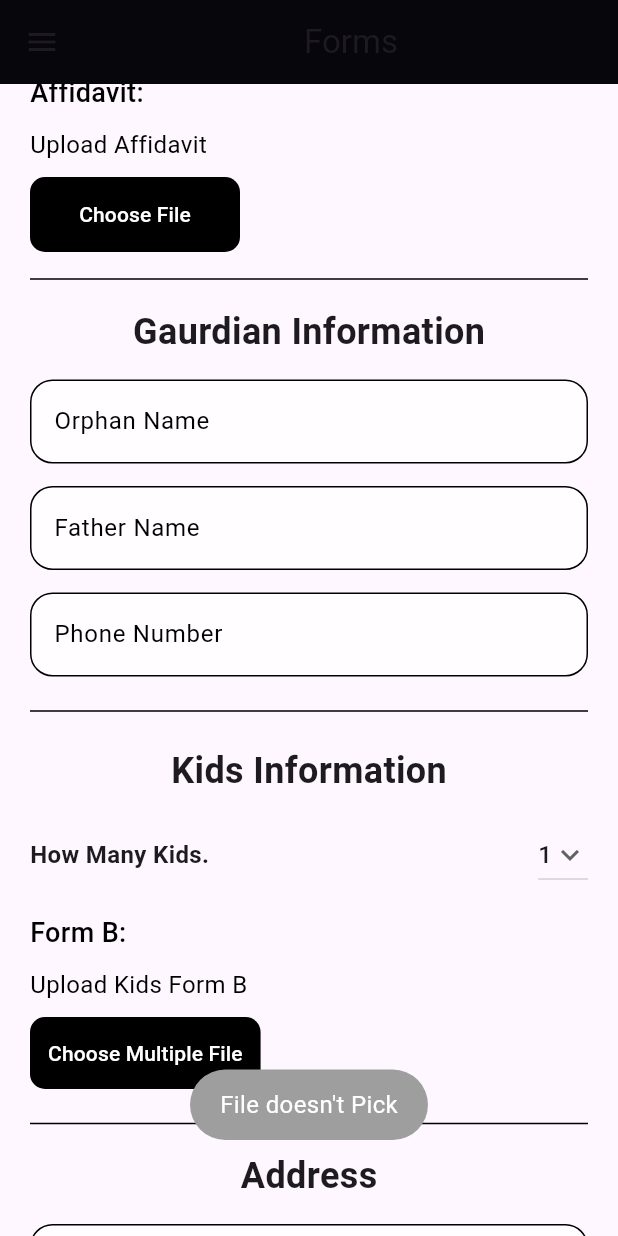
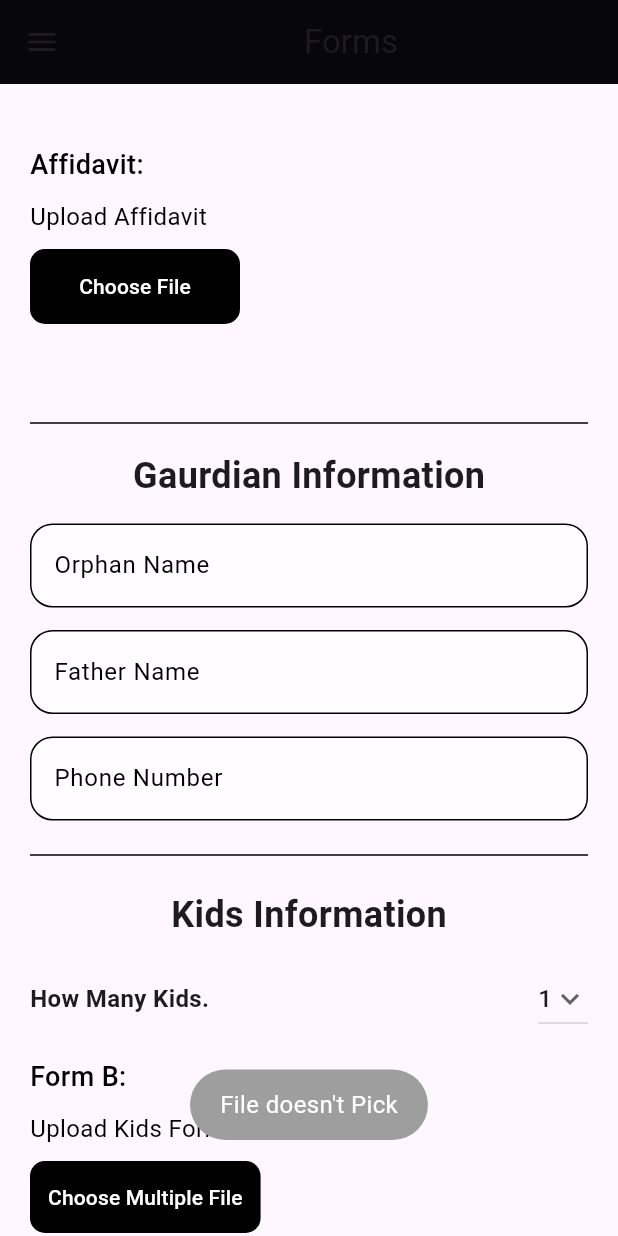
Before and after one commit to Abdulnasir-w/Final_Year_Project, a Flutter app: the FormsScreen screen opened directly, scrolled down 576 dp, after a tap on "Choose File", on a phone screen of 412 x 824 dp. Run offline on Flutter 3.47's test engine with Material 3 defaults, Android fonts, the light colour scheme and no system bars; our stand-ins replace animated_text_kit, carousel_slider, file_picker, flutter_svg, fluttertoast, photo_view; missing offline and left inert: flutter_image_stack, flutter_pdfview.

Commit message:
fixed bugs

```diff
--- a/lib/Components/drawer.dart
+++ b/lib/Components/drawer.dart
@@ -2,7 +2,7 @@
 import 'package:orphankor/Screens/mission_goals.dart';
 import '../Screens/aboutscreen.dart';
 import '../Screens/contact.dart';
-import '../Screens/form.dart';
+import '../Screens/Form/form.dart';
 import '../Screens/gallery.dart';
 import '../Screens/home_screen.dart';
 
--- a/lib/Components/drop_down_button.dart
+++ b/lib/Components/drop_down_button.dart
@@ -1,7 +1,7 @@
 import 'package:flutter/material.dart';
 
 class MyDropDownButton extends StatefulWidget {
-  final Function onValueChanged;
+  final Function(String) onValueChanged;
   const MyDropDownButton({super.key, required this.onValueChanged});
 
   @override
@@ -9,7 +9,7 @@
 }
 
 class _MyDropDownButtonState extends State<MyDropDownButton> {
-  String selectedValue = '1';
+  String selectedDropdownValue = '1';
   List<String> options = ['1', '2', '3', '4', '5', '6', '7'];
   @override
   Widget build(BuildContext context) {
@@ -24,11 +24,11 @@
       }).toList(),
       onChanged: (String? newValue) {
         setState(() {
-          selectedValue = newValue ?? '';
-          widget.onValueChanged(selectedValue); // Handle null case
+          selectedDropdownValue = newValue!;
         });
+        widget.onValueChanged(selectedDropdownValue);
       },
-      value: selectedValue, // Set the selected value
+      value: selectedDropdownValue, // Set the selected value
     );
   }
 }
--- a/lib/Components/file_picker.dart
+++ b/lib/Components/file_picker.dart
@@ -1,5 +1,6 @@
 import 'package:file_picker/file_picker.dart';
 import 'package:flutter/material.dart';
+import 'package:orphankor/Screens/Form/file_list.dart';
 import 'package:orphankor/Utils/flutter_toast.dart';
 
 class SingleFilePicker extends StatefulWidget {
@@ -12,11 +13,13 @@
 
 class _FormButtonState extends State<SingleFilePicker> {
   String fileName = '';
-  //String extension = '';
-  //List<int> bytes = [];
+  List<Map<String, dynamic>> fileInfos = [];
+
   @override
   Widget build(BuildContext context) {
-    return Row(
+    return Column(
+      children: [
+        Row(
           mainAxisAlignment: MainAxisAlignment.spaceBetween,
           children: [
             Container(
@@ -34,13 +37,26 @@
                 ),
               ),
             ),
-        SingleChildScrollView(
-          scrollDirection: Axis.horizontal,
+          ],
+        ),
+        Row(
+          children: [
+            TextButton(
+              onPressed: () {
+                Navigator.push(
+                    context,
+                    MaterialPageRoute(
+                        builder: (context) => FileListScreen(fileInfos)));
+              },
               child: Text(
                 fileName,
                 style: const TextStyle(
-                color: Colors.black, fontSize: 16, fontWeight: FontWeight.bold),
+                    color: Colors.black,
+                    fontSize: 16,
+                    fontWeight: FontWeight.bold),
               ),
+            ),
+          ],
         ),
       ],
     );
@@ -49,7 +65,7 @@
   void _picker() async {
     FilePickerResult? result = await FilePicker.platform.pickFiles(
       type: FileType.custom,
-      allowedExtensions: ['jpg', 'png', 'pdf', 'doc'],
+      allowedExtensions: ['jpg', 'png', 'pdf'],
       allowMultiple: false,
     );
 
@@ -60,9 +76,16 @@
         'fileName': file.name,
         'filePath': file.path,
       });
+
       ToastUtils.showToast("File is Pick");
       setState(() {
         fileName = file.name;
+        fileInfos = [
+          {
+            "fileName": file.name,
+            "filePath": file.path,
+          }
+        ];
       });
     } else {
       ToastUtils.showToast("File doesn't Pick");
--- a/lib/Screens/form.dart
+++ b/lib/Screens/Form/form.dart
@@ -1,5 +1,3 @@
-import 'dart:io';
-
 import 'package:flutter/material.dart';
 import 'package:orphankor/Components/button.dart';
 import 'package:orphankor/Components/drawer.dart';
@@ -34,7 +32,8 @@
     List<Map<String, dynamic>> deathCertificate = [];
     List<Map<String, dynamic>> affidavte = [];
     List<Map<String, dynamic>> multipleSelectedFiles = [];
-    String selectedDropdownValue = '1';
+    String selectedDropdownValue = '';
+    //print("updated $selectedDropdownValue");
 
     return Scaffold(
       appBar: AppBar(
@@ -301,11 +300,7 @@
                     //Drop down menu of Kids
                     MyDropDownButton(
                       onValueChanged: (value) {
-                        setState(
-                          () {
-                            selectedDropdownValue = value;
-                          },
-                        );
+                        selectedDropdownValue = value;
                       },
                     ),
                   ],
--- a/lib/Screens/home_screen.dart
+++ b/lib/Screens/home_screen.dart
@@ -5,7 +5,7 @@
 import 'package:orphankor/Screens/gallery.dart';
 import 'package:orphankor/Screens/mission_goals.dart';
 import '../Components/custom_container.dart';
-import 'form.dart';
+import 'Form/form.dart';
 
 class HomeScreen extends StatelessWidget {
   const HomeScreen({super.key});
--- a/lib/main.dart
+++ b/lib/main.dart
@@ -1,4 +1,5 @@
 import 'package:flutter/material.dart';
+import 'package:orphankor/Screens/Form/form.dart';
 import 'package:orphankor/Screens/shop_keeper/auth/login_screen.dart';
 
 void main() {
@@ -13,7 +14,7 @@
   Widget build(BuildContext context) {
     return MaterialApp(
       debugShowCheckedModeBanner: false,
-      home: ShopKeeperLogin(),
+      home: FormsScreen(),
     );
   }
 }
--- a/pubspec.yaml
+++ b/pubspec.yaml
@@ -42,6 +42,8 @@
   fluttertoast: ^8.2.4
   carousel_slider: ^4.2.1
   flutter_svg: ^2.0.9
+  photo_view: ^0.14.0
+  flutter_pdfview: ^1.3.2
 
 
 dev_dependencies:
@@ -82,9 +84,7 @@
     - assets/volunteer2.jpg
     - assets/volunteer3.jpg
     - assets/volunteer4.jpg
-    - assets/FoodIcon.png
-    - assets/DonationIcon.png
-    - assets/VolunteerIcon.png
+
 
   # An image asset can refer to one or more resolution-specific "variants", see
   # https://flutter.dev/assets-and-images/#resolution-aware
```
Also changed, not shown: lib/Components/multiple_file_picker.dart (+5 -35 lines), lib/Screens/Form/Image/image.dart (added, +30 -0 lines), lib/Screens/Form/Image/pdf.dart (added, +38 -0 lines), lib/Screens/Form/file_list.dart (added, +64 -0 lines), lib/Screens/Form/completion_page.dart (added), pubspec.lock. Lines whose indentation alone changed are shown as unchanged.
